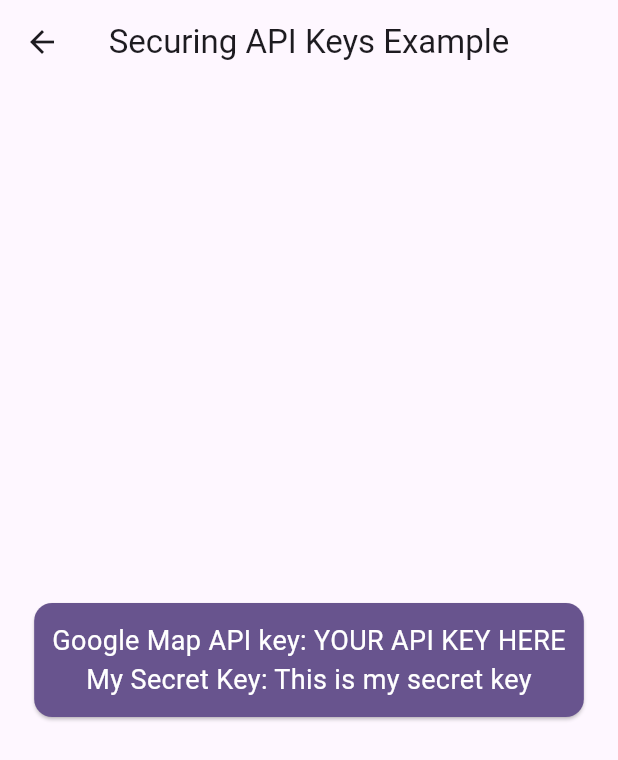
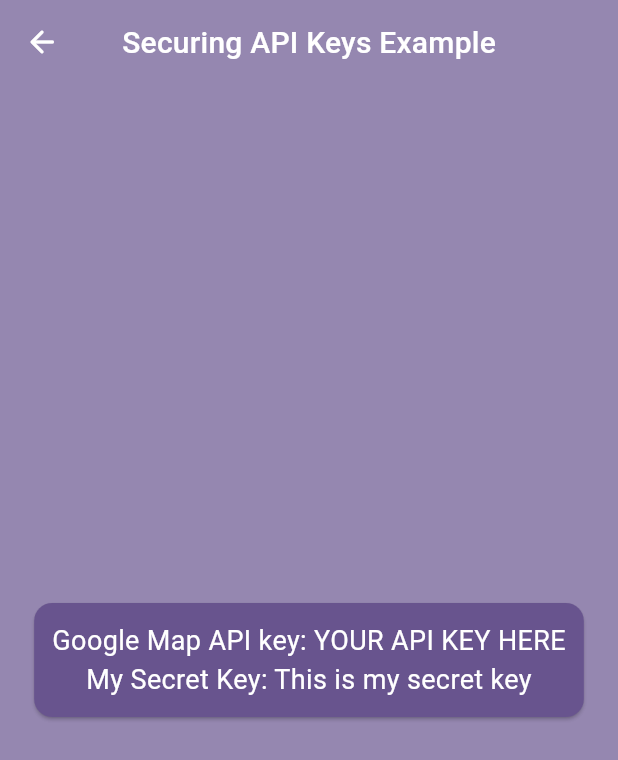
Before and after one commit to abin-ps/Secure-flutter-apps, a Flutter app: the screen it shows after launch, after a tap on "Securing API Keys", on a phone screen of 412 x 824 dp. Shown: the top 760 px of the screen. Run offline on Flutter 3.47's test engine with Material 3 defaults, Android fonts, the phone set to English and light mode, and no system bars; our stand-ins replace flutter_dotenv.

Commit message:
secure_api_keys_example ui updates added

```diff
--- a/lib/examples/securing_api_keys/securing_api_keys_example.dart
+++ b/lib/examples/securing_api_keys/securing_api_keys_example.dart
@@ -12,15 +12,31 @@
 class _SecuringAPIKeysExampleState extends State<SecuringAPIKeysExample> {
   @override
   Widget build(BuildContext context) {
-    final theme = Theme.of(context);
+    final ThemeData theme = Theme.of(context);
+    return Scaffold(
+      backgroundColor: theme.primaryColor.withOpacity(.7),
+      appBar: _buildAppBarSection(theme),
+      body: _displayAPIKeysFromEnvWidget(theme),
+    );
+  }
+
+  AppBar _buildAppBarSection(final ThemeData theme) {
+    return AppBar(
+      leading: IconButton(
+          onPressed: () {
+            Navigator.pop(context);
+          },
+          icon: const Icon(Icons.arrow_back_rounded, color: Colors.white)),
+      title: Text("Securing API Keys Example", style: theme.textTheme.titleMedium),
+      centerTitle: true,
+      backgroundColor: Colors.transparent,
+    );
+  }
+
+  Widget _displayAPIKeysFromEnvWidget(final ThemeData theme) {
     final Color primaryColor = theme.primaryColor;
     final TextStyle textStyle = theme.textTheme.bodyMedium!;
-    return Scaffold(
-      appBar: AppBar(
-        title: const Text("Securing API Keys Example"),
-        centerTitle: true,
-      ),
-      body: Center(
+    return Center(
       child: Card(
         color: primaryColor,
         child: Padding(
@@ -40,7 +56,6 @@
           ),
         ),
       ),
-      ),
     );
   }
 }
--- a/lib/main.dart
+++ b/lib/main.dart
@@ -17,7 +17,10 @@
       title: 'Flutter Demo',
       theme: ThemeData(
         colorScheme: ColorScheme.fromSeed(seedColor: Colors.deepPurple),
-        textTheme: const TextTheme(bodyMedium: TextStyle(fontSize: 18, color: Colors.white)),
+        textTheme: const TextTheme(
+          titleMedium: TextStyle(fontSize: 20, color: Colors.white),
+          bodyMedium: TextStyle(fontSize: 18, color: Colors.white),
+        ),
         useMaterial3: true,
       ),
       initialRoute: RouterConfigs.homePage,
```
Lines whose indentation alone changed are shown as unchanged.
